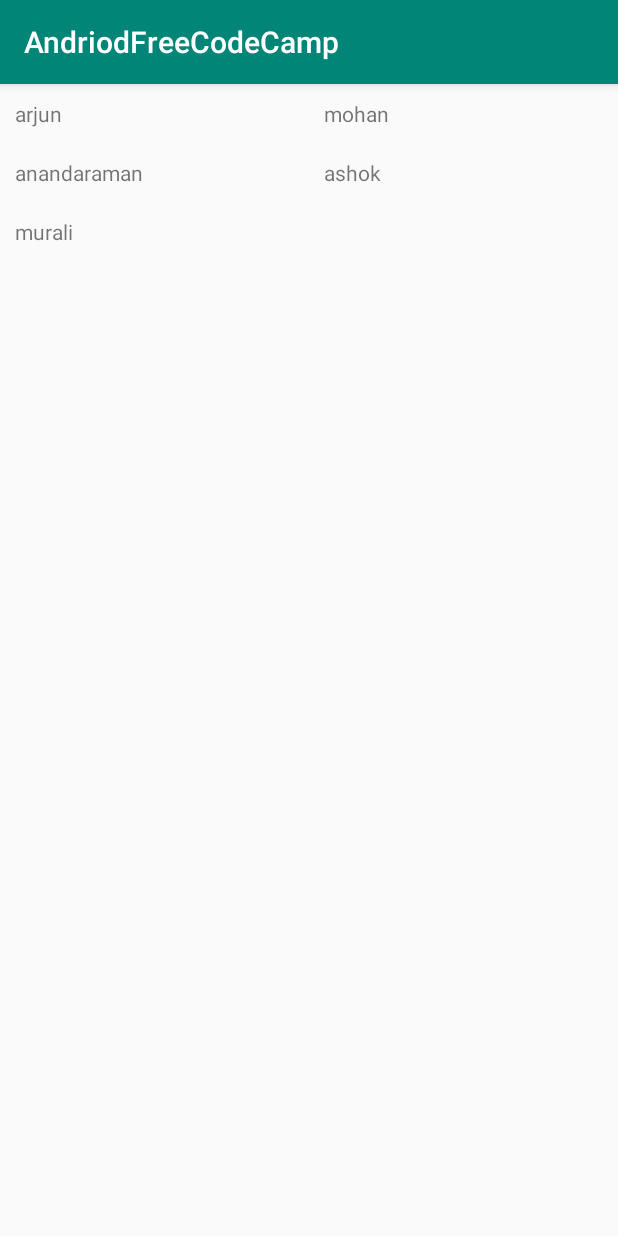
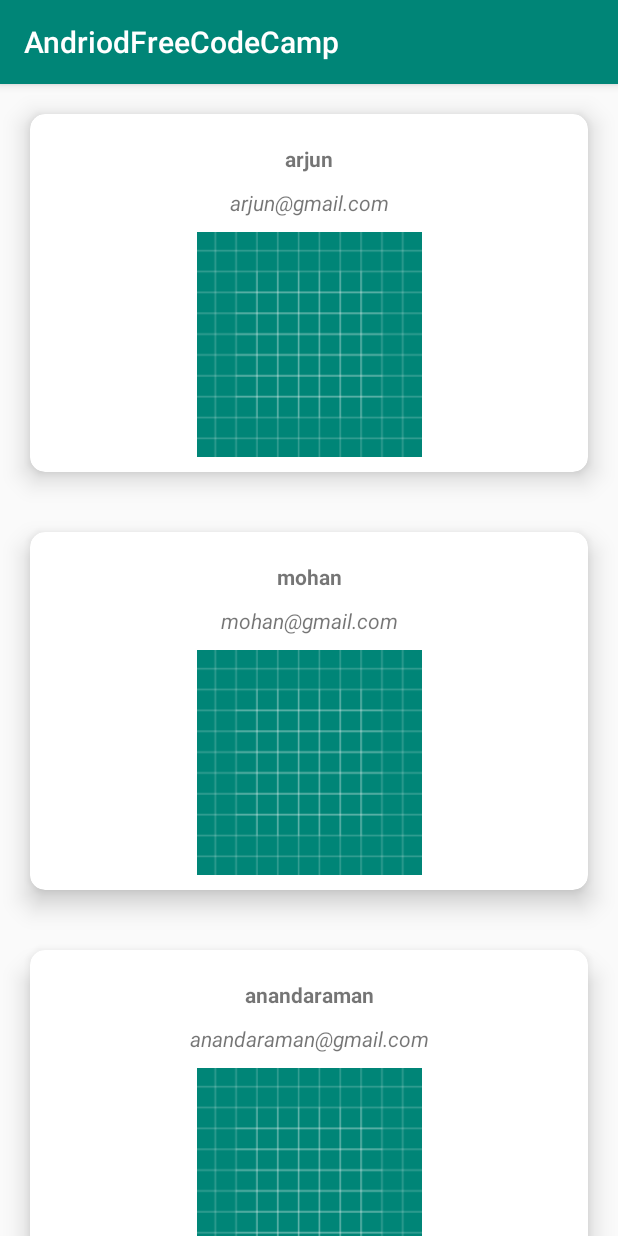
Before and after one commit to arjunarjun27/AndriodFreeCodeCamp, an Android app: the screen it shows after launch (MainActivity), on a phone screen of 412 x 824 dp. Run offline under Robolectric (Android 15) with nearby library versions, the phone set to English and light mode, and no system bars.

Commit message:
recyclerview with cardview

```diff
--- a/app/build.gradle
+++ b/app/build.gradle
@@ -26,4 +26,5 @@ dependencies {
     androidTestImplementation 'androidx.test.ext:junit:1.1.0'
     androidTestImplementation 'androidx.test.espresso:espresso-core:3.1.1'
     implementation 'androidx.recyclerview:recyclerview:1.1.0'
+    implementation 'androidx.cardview:cardview:1.0.0'
 }
--- a/app/src/main/java/com/arjun/andriodfreecodecamp/ContactsRecyclerViewAdapter.java
+++ b/app/src/main/java/com/arjun/andriodfreecodecamp/ContactsRecyclerViewAdapter.java
@@ -11,6 +11,7 @@ import android.widget.Toast;
 import java.util.ArrayList;
 
 import androidx.annotation.NonNull;
+import androidx.cardview.widget.CardView;
 import androidx.recyclerview.widget.RecyclerView;
 
 public class ContactsRecyclerViewAdapter extends RecyclerView.Adapter<ContactsRecyclerViewAdapter.ViewHolder> {
@@ -34,7 +35,8 @@ public class ContactsRecyclerViewAdapter extends RecyclerView.Adapter<ContactsRe
     @Override
     public void onBindViewHolder(@NonNull final ViewHolder holder, final int position) {
 
-        holder.mTextview.setText(contacts.get(position).getName());
+        holder.mTextviewContact.setText(contacts.get(position).getName());
+        holder.mTextviewEmail.setText(contacts.get(position).getEmail());
         holder.relativeLayout.setOnClickListener(new View.OnClickListener() {
             @Override
             public void onClick(View view) {
@@ -55,12 +57,14 @@ public class ContactsRecyclerViewAdapter extends RecyclerView.Adapter<ContactsRe
     }
 
     public class ViewHolder extends RecyclerView.ViewHolder {
-        TextView mTextview;
-        RelativeLayout relativeLayout;
+        TextView mTextviewContact;
+        TextView mTextviewEmail;
+        CardView relativeLayout;
 
         public ViewHolder(@NonNull View itemView) {
             super(itemView);
-            mTextview = itemView.findViewById(R.id.textView);
+            mTextviewContact = itemView.findViewById(R.id.textView);
+            mTextviewEmail=itemView.findViewById(R.id.textView2);
             relativeLayout=itemView.findViewById(R.id.parent);
         }
     }
--- a/app/src/main/java/com/arjun/andriodfreecodecamp/MainActivity.java
+++ b/app/src/main/java/com/arjun/andriodfreecodecamp/MainActivity.java
@@ -25,12 +25,12 @@ public class MainActivity extends AppCompatActivity {
         mRecyclerView = findViewById(R.id.recyclerview);
 
         ArrayList<Contact> contacts = new ArrayList<>();
-        contacts.add(new Contact("arjun", "", ""));
+        contacts.add(new Contact("arjun", "arjun@gmail.com", "https://images.fineartamerica.com/images/artworkimages/mediumlarge/2/tiger-woods-2019-masters-tournament-champion-april-22-2019-sports-illustrated-cover.jpg"));
 
-        contacts.add(new Contact("mohan", "", ""));
-        contacts.add(new Contact("anandaraman", "", ""));
-        contacts.add(new Contact("ashok", "", ""));
-        contacts.add(new Contact("murali", "", ""));
+        contacts.add(new Contact("mohan", "mohan@gmail.com", "https://images.fineartamerica.com/images/artworkimages/mediumlarge/2/make-it-reign-how-the-resilient-royals-ran-off-with-a-world-november-09-2015-sports-illustrated-cover.jpg"));
+        contacts.add(new Contact("anandaraman", "anandaraman@gmail.com", "https://images.fineartamerica.com/images/artworkimages/mediumlarge/2/muhammad-ali-1965-world-heavyweight-title-july-26-1999-sports-illustrated-cover.jpg"));
+        contacts.add(new Contact("ashok", "ashok@gmail.com", "https://images.fineartamerica.com/images/artworkimages/mediumlarge/2/chicago-bulls-michael-jordan-1998-nba-finals-june-22-1998-sports-illustrated-cover.jpg"));
+        contacts.add(new Contact("murali", "murali@gmail.com", "https://images.fineartamerica.com/images/artworkimages/mediumlarge/2/goat-greatest-of-all-teams-february-11-2019-sports-illustrated-cover.jpg"));
 
 
         ContactsRecyclerViewAdapter contactsRecyclerViewAdapter=new ContactsRecyclerViewAdapter(this);
@@ -38,9 +38,9 @@ public class MainActivity extends AppCompatActivity {
 
         mRecyclerView.setAdapter(contactsRecyclerViewAdapter);
 
-       // mRecyclerView.setLayoutManager(new LinearLayoutManager(this));
+        mRecyclerView.setLayoutManager(new LinearLayoutManager(this));
         //mRecyclerView.setLayoutManager(new LinearLayoutManager(this,LinearLayoutManager.HORIZONTAL,false));
-        mRecyclerView.setLayoutManager(new GridLayoutManager(this,2));
+        //mRecyclerView.setLayoutManager(new GridLayoutManager(this,2));
 
 
     }
--- a/app/src/main/res/layout/list_item.xml
+++ b/app/src/main/res/layout/list_item.xml
@@ -1,15 +1,52 @@
 <?xml version="1.0" encoding="utf-8"?>
-<RelativeLayout xmlns:android="http://schemas.android.com/apk/res/android"
-    android:layout_width="wrap_content"
+<androidx.cardview.widget.CardView xmlns:android="http://schemas.android.com/apk/res/android"
+    xmlns:app="http://schemas.android.com/apk/res-auto"
+    android:id="@+id/parent"
+    android:layout_width="match_parent"
     android:layout_height="wrap_content"
+    android:layout_margin="20dp"
     android:padding="10dp"
-    android:id="@+id/parent"
-
+    app:cardElevation="10dp"
+    app:cardCornerRadius="10dp"
     >
 
-    <TextView
-        android:id="@+id/textView"
+    <RelativeLayout
         android:layout_width="match_parent"
         android:layout_height="wrap_content"
-        android:text="TextView" />
-</RelativeLayout>
+        android:padding="10dp"
+        >
+
+        <TextView
+            android:id="@+id/textView"
+            android:layout_width="match_parent"
+            android:layout_height="wrap_content"
+            android:layout_marginTop="10dp"
+            android:gravity="center"
+            android:text="TextView"
+            android:textStyle="bold"
+            />
+
+
+        <TextView
+            android:id="@+id/textView2"
+            android:gravity="center"
+            android:layout_width="match_parent"
+            android:layout_height="wrap_content"
+            android:text="TextView"
+            android:layout_marginTop="10dp"
+            android:layout_below="@+id/textView"
+            android:textStyle="italic"
+
+            />
+
+        <ImageView
+            android:layout_width="match_parent"
+            android:layout_height="150dp"
+            android:layout_marginTop="10dp"
+            android:src="@drawable/ic_launcher_background"
+            android:layout_below="@+id/textView2"
+            >
+
+        </ImageView>
+    </RelativeLayout>
+</androidx.cardview.widget.CardView>
```
